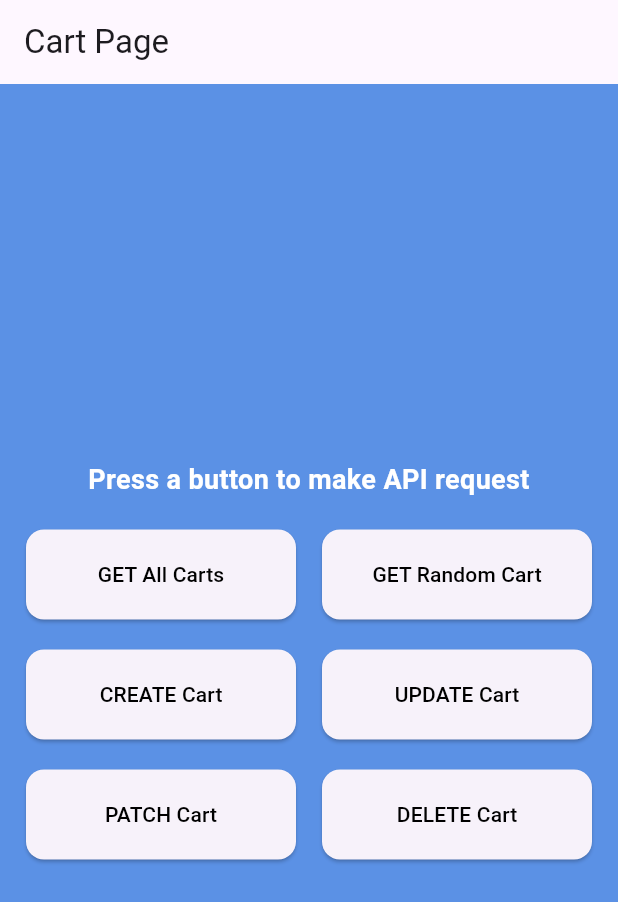
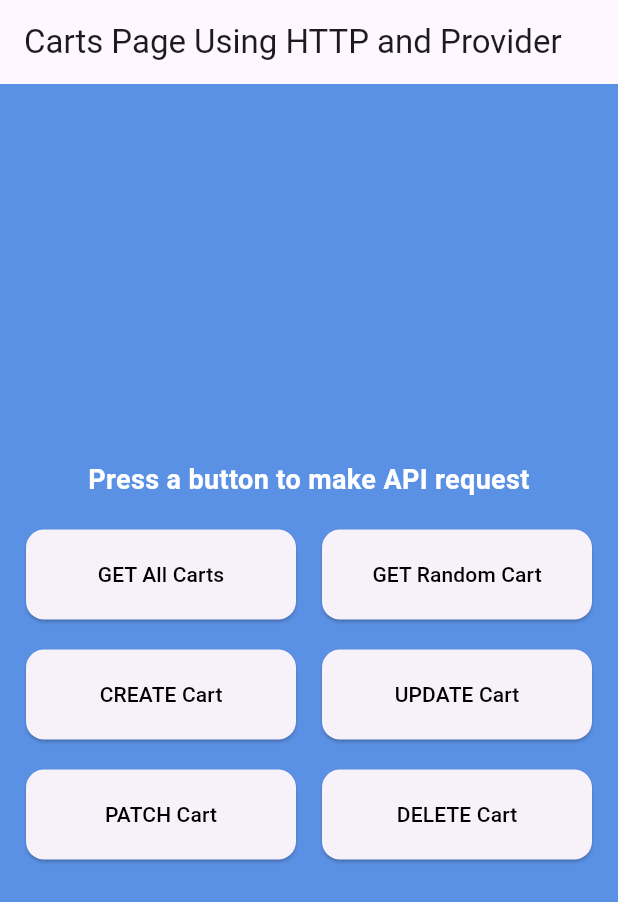
Before and after one commit to Nati-Hab1/api-using-http-provider, a Flutter app: the screen it shows after launch, on a phone screen of 412 x 824 dp. Shown: the top 902 px of the screen. Run offline on Flutter 3.47's test engine with Material 3 defaults, Android fonts, the phone set to English and light mode, and no system bars.

Commit message:
Change page title

```diff
--- a/lib/screens/carts_screen.dart
+++ b/lib/screens/carts_screen.dart
@@ -201,7 +201,11 @@ class _CartsScreenState extends State<CartsScreen> {
   @override
   Widget build(BuildContext context) {
     return Scaffold(
-      appBar: AppBar(title: const Text("Cart Page")),
+      appBar: AppBar(
+        title: const Text(
+          "Carts Page Using HTTP and Provider",
+        ),
+      ),
       body: Container(
         decoration: BoxDecoration(
           color: Color.fromARGB(255, 91, 145, 229),
```
